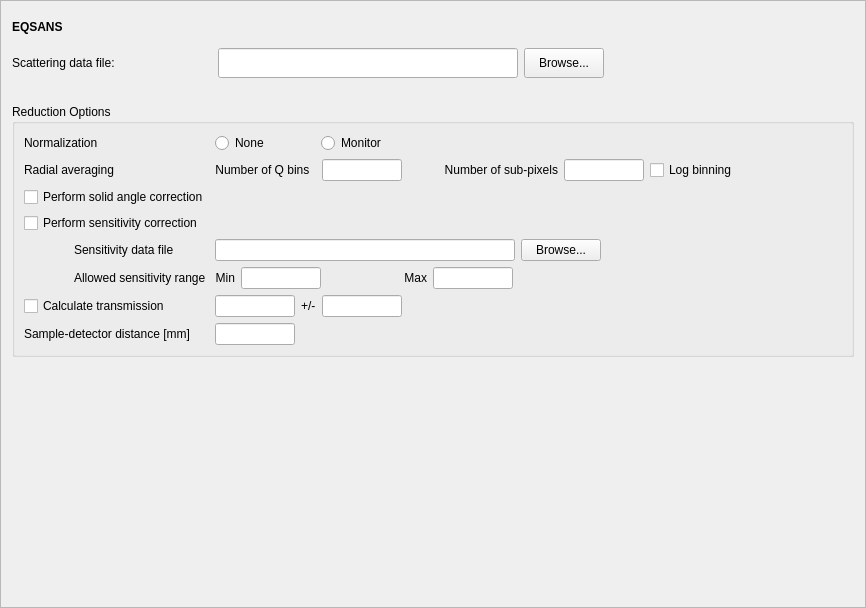
Qt form Code/Mantid/Scripts/Interface/ui/sns_data_summary.ui (mantidproject/mantid) before a commit.
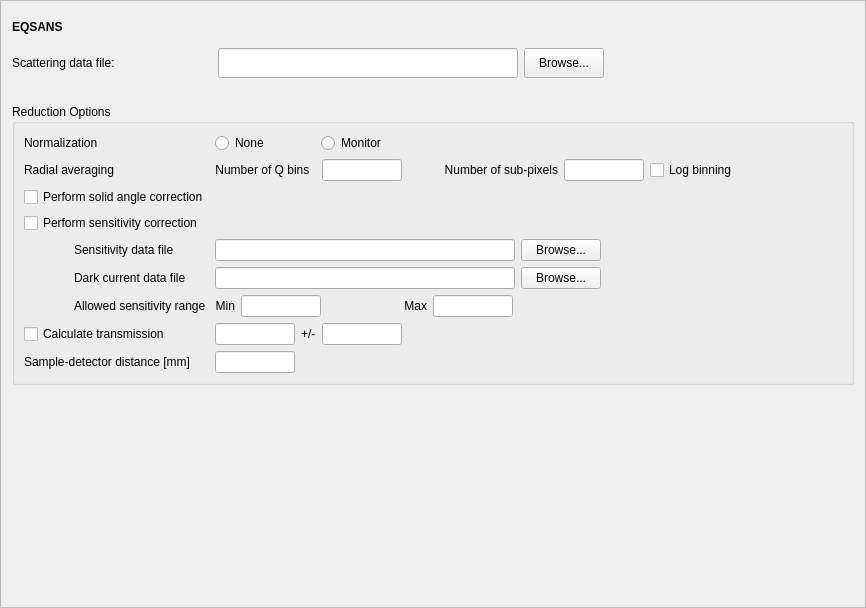
The same form after that commit.

Commit message: Update EQSANS to specify dark current separately. Re #2396

The edit to the form file:
```diff
--- a/Code/Mantid/Scripts/Interface/ui/sns_data_summary.ui
+++ b/Code/Mantid/Scripts/Interface/ui/sns_data_summary.ui
@@ -451,7 +451,7 @@
           </item>
          </layout>
         </item>
-        <item row="5" column="0">
+        <item row="6" column="0">
          <widget class="QLabel" name="sensitivity_range_label">
           <property name="text">
            <string>Allowed sensitivity range</string>
@@ -461,7 +461,7 @@
           </property>
          </widget>
         </item>
-        <item row="5" column="1">
+        <item row="6" column="1">
          <layout class="QHBoxLayout" name="horizontalLayout_5">
           <item>
            <widget class="QLabel" name="sensitivity_min_label">
@@ -584,7 +584,7 @@
           </item>
          </layout>
         </item>
-        <item row="6" column="0">
+        <item row="7" column="0">
          <widget class="QCheckBox" name="transmission_chk">
           <property name="toolTip">
            <string>Select to calculate transmission and apply transmission correction.</string>
@@ -597,7 +597,7 @@
           </property>
          </widget>
         </item>
-        <item row="6" column="1">
+        <item row="7" column="1">
          <layout class="QHBoxLayout" name="horizontalLayout_3">
           <item>
            <widget class="QLineEdit" name="transmission_edit">
@@ -671,14 +671,14 @@
           </item>
          </layout>
         </item>
-        <item row="7" column="0">
+        <item row="8" column="0">
          <widget class="QLabel" name="sampleDetectorDistanceMmLabel">
           <property name="text">
            <string>Sample-detector distance [mm]</string>
           </property>
          </widget>
         </item>
-        <item row="7" column="1">
+        <item row="8" column="1">
          <widget class="QLineEdit" name="sample_dist_edit">
           <property name="sizePolicy">
            <sizepolicy hsizetype="Expanding" vsizetype="Fixed">
@@ -703,6 +703,71 @@
           </property>
          </widget>
         </item>
+        <item row="5" column="1">
+         <layout class="QHBoxLayout" name="horizontalLayout_6">
+          <item>
+           <widget class="QLineEdit" name="sensitivity_dark_file_edit">
+            <property name="sizePolicy">
+             <sizepolicy hsizetype="Fixed" vsizetype="Fixed">
+              <horstretch>0</horstretch>
+              <verstretch>0</verstretch>
+             </sizepolicy>
+            </property>
+            <property name="minimumSize">
+             <size>
+              <width>300</width>
+              <height>0</height>
+             </size>
+            </property>
+            <property name="maximumSize">
+             <size>
+              <width>300</width>
+              <height>16777215</height>
+             </size>
+            </property>
+            <property name="toolTip">
+             <string>Enter a valid file path to be used for the dark current data.</string>
+            </property>
+           </widget>
+          </item>
+          <item>
+           <widget class="QPushButton" name="sensitivity_dark_browse_button">
+            <property name="sizePolicy">
+             <sizepolicy hsizetype="Fixed" vsizetype="Fixed">
+              <horstretch>0</horstretch>
+              <verstretch>0</verstretch>
+             </sizepolicy>
+            </property>
+            <property name="text">
+             <string>Browse...</string>
+            </property>
+           </widget>
+          </item>
+          <item>
+           <spacer name="horizontalSpacer_6">
+            <property name="orientation">
+             <enum>Qt::Horizontal</enum>
+            </property>
+            <property name="sizeHint" stdset="0">
+             <size>
+              <width>40</width>
+              <height>20</height>
+             </size>
+            </property>
+           </spacer>
+          </item>
+         </layout>
+        </item>
+        <item row="5" column="0">
+         <widget class="QLabel" name="sensitivity_dark_file_label">
+          <property name="text">
+           <string>Dark current data file</string>
+          </property>
+          <property name="indent">
+           <number>50</number>
+          </property>
+         </widget>
+        </item>
        </layout>
       </item>
      </layout>
```
Left out of the diff: 2 changed lines with no effect on the pictures. The commit also changes 14 other files.
